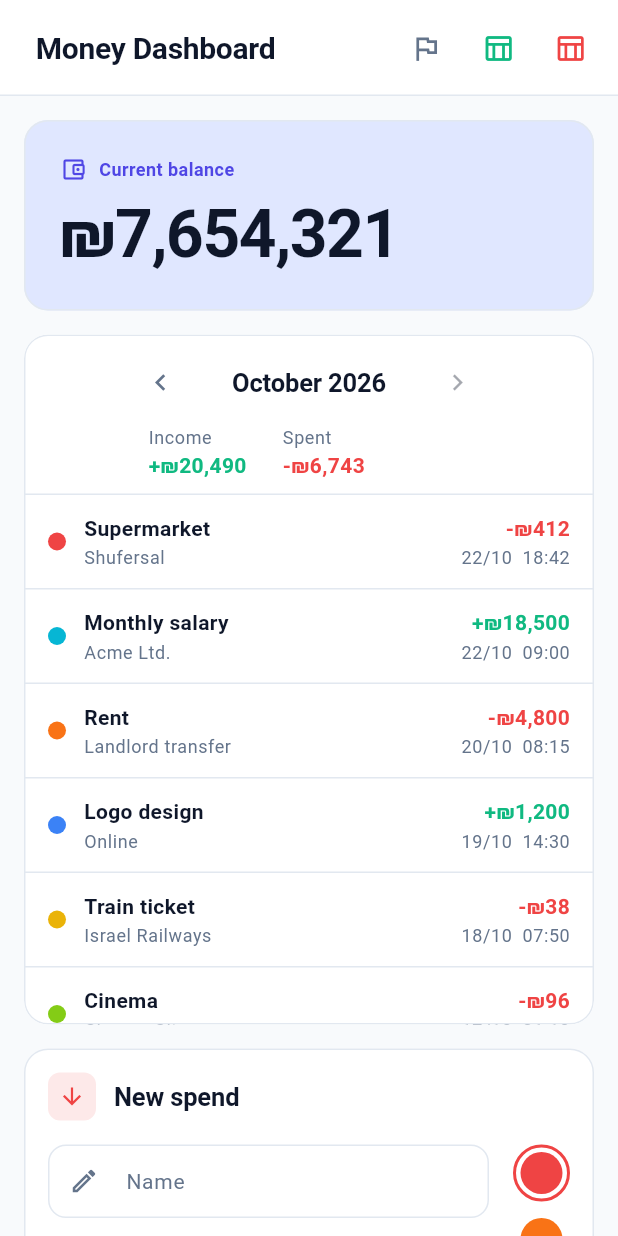
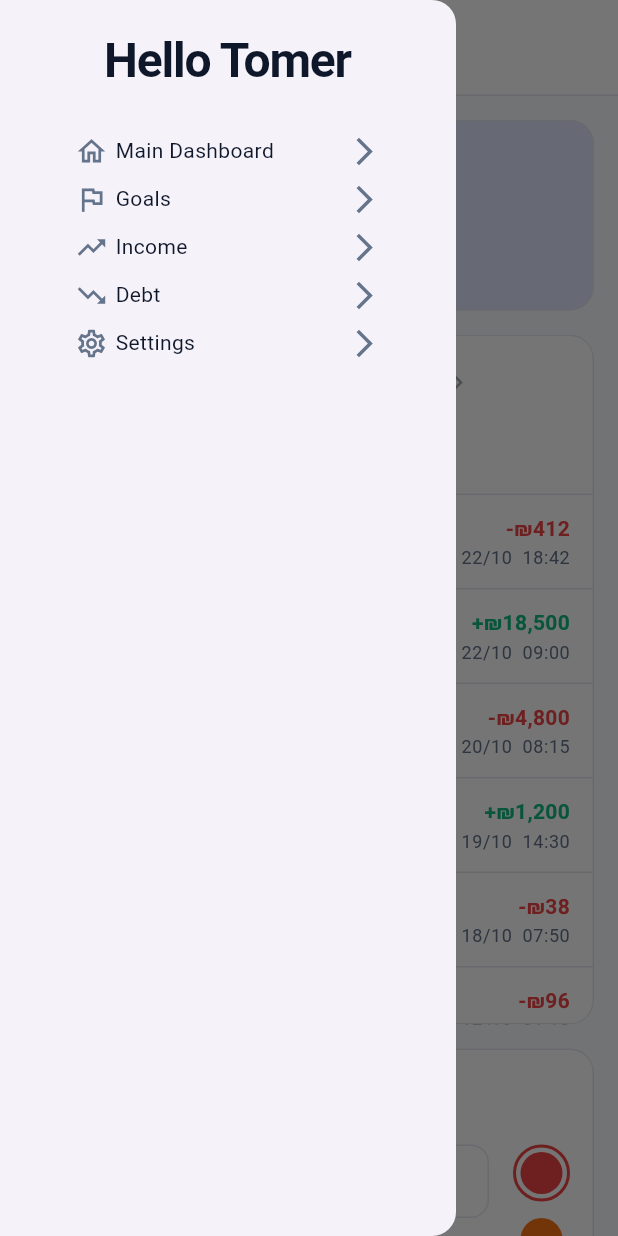
Before and after one commit to Tomer-3431/money_dashboard, a Flutter app: the screen it shows after launch, with the side drawer open (before the commit the screen has no drawer), on a phone screen of 412 x 824 dp. Run offline on Flutter 3.47's test engine with Material 3 defaults, Android fonts, the phone set to English and light mode, and no system bars; our stand-ins replace month_picker_dialog.

Commit message:
add sidebar

```diff
--- a/lib/entries/entries_table_screen.dart
+++ b/lib/entries/entries_table_screen.dart
@@ -7,6 +7,7 @@ import 'package:money_dashboard/home/widgets/transaction_details_dialog.dart';
 import 'package:money_dashboard/home/widgets/type_dot.dart';
 import 'package:money_dashboard/model/entry_type.dart';
 import 'package:money_dashboard/model/ledger_entry.dart';
+import 'package:money_dashboard/widgets/sidebar.dart';
 import 'package:month_picker_dialog/month_picker_dialog.dart';
 
 enum _SortColumn { name, description, location, date, amount }
@@ -146,6 +147,7 @@ class _EntriesTableScreenState extends State<EntriesTableScreen> {
 
     return Scaffold(
       appBar: AppBar(title: Text(widget.isIncome ? 'Income' : 'Spend')),
+      drawer: Sidebar(),
       body: SafeArea(
         child: LayoutBuilder(
           builder: (context, constraints) {
--- a/lib/goals/goals_container.dart
+++ b/lib/goals/goals_container.dart
@@ -6,6 +6,7 @@ import 'package:money_dashboard/goals/widgets/goal_gauge.dart';
 import 'package:money_dashboard/goals/widgets/goals_list.dart';
 import 'package:money_dashboard/home/mock_data.dart';
 import 'package:money_dashboard/model/goal.dart';
+import 'package:money_dashboard/widgets/sidebar.dart';
 
 class GoalsContainer extends StatefulWidget {
   const GoalsContainer({super.key});
@@ -87,6 +88,7 @@ class GoalsContainerState extends State<GoalsContainer> {
 
     return Scaffold(
       appBar: AppBar(title: const Text('Money Dashboard')),
+      drawer: Sidebar(),
       body: SafeArea(
         child: LayoutBuilder(
           builder: (context, constraints) {
--- a/lib/home/home_container.dart
+++ b/lib/home/home_container.dart
@@ -1,11 +1,10 @@
 import 'package:flutter/material.dart';
 import 'package:money_dashboard/design/theme_constants.dart';
-import 'package:money_dashboard/entries/entries_table_screen.dart';
-import 'package:money_dashboard/goals/goals_container.dart';
 import 'package:money_dashboard/home/mock_data.dart';
 import 'package:money_dashboard/home/widgets/balance_card.dart';
 import 'package:money_dashboard/home/widgets/entry_form.dart';
 import 'package:money_dashboard/home/widgets/transactions_panel.dart';
+import 'package:money_dashboard/widgets/sidebar.dart';
 
 class HomeContainer extends StatefulWidget {
   const HomeContainer({super.key});
@@ -21,43 +20,14 @@ class HomeContainerState extends State<HomeContainer> {
   /// Fixed width of the forms column in the wide layout.
   static const double _formsWidth = 440;
 
-  void _openGoals() => Navigator.of(context).push(
-        MaterialPageRoute<void>(builder: (_) => const GoalsContainer()),
-      );
-
-  void _openIncomesEntries() => Navigator.of(context).push(
-    MaterialPageRoute(builder: (_) => EntriesTableScreen(isIncome: true, entries: kMockEntries)),
-  );
-
-  void _openDebtEntries() => Navigator.of(context).push(
-    MaterialPageRoute(builder: (_) => EntriesTableScreen(isIncome: false, entries: kMockEntries)),
-  );
-
   @override
   Widget build(BuildContext context) {
 
     return Scaffold(
         appBar: AppBar(
           title: const Text('Money Dashboard'),
-          actions: [
-            IconButton(
-              tooltip: 'Goals',
-              icon: const Icon(Icons.flag_outlined),
-              onPressed: _openGoals,
-            ),
-            IconButton(
-              tooltip: 'Income',
-              icon: Icon(Icons.table_chart_outlined, color: context.colors.income),
-              onPressed: _openIncomesEntries,
-            ),
-            IconButton(
-              tooltip: 'Debt',
-              icon: Icon(Icons.table_chart_outlined, color: context.colors.expense),
-              onPressed: _openDebtEntries,
-            ),
-            const SizedBox(width: AppSpacing.sm),
-          ],
         ),
+        drawer: Sidebar(),
         body: SafeArea(
           child: LayoutBuilder(
             builder: (context, constraints) =>
--- /dev/null
+++ b/lib/widgets/sidebar.dart
@@ -0,0 +1,89 @@
+import 'package:flutter/material.dart';
+import 'package:money_dashboard/entries/entries_table_screen.dart';
+import 'package:money_dashboard/goals/goals_container.dart';
+import 'package:money_dashboard/home/home_container.dart';
+import 'package:money_dashboard/home/mock_data.dart';
+
+class Sidebar extends StatefulWidget {
+  const Sidebar({super.key});
+
+  @override
+  State<Sidebar> createState() => _SidebarState();
+}
+
+class _SidebarState extends State<Sidebar> {
+  @override
+  Widget build(BuildContext context) {
+    return Drawer(
+      elevation: 8,
+      child: Container(
+        padding: EdgeInsets.symmetric(vertical: 20, horizontal: 50),
+        child: Column(
+          mainAxisAlignment: MainAxisAlignment.start,
+          mainAxisSize: MainAxisSize.min,
+          spacing: 10,
+          children: [
+            Text.rich(
+              TextSpan(
+                children: [
+                  TextSpan(
+                    text: 'Hello Tomer',
+                    style: TextTheme.of(context).headlineLarge,
+                  ),
+                ],
+              ),
+            ),
+            SizedBox(height: 10),
+            _navRow(
+              icon: Icons.home_outlined,
+              label: 'Main Dashboard',
+              destination: HomeContainer(),
+            ),
+            _navRow(
+              icon: Icons.flag_outlined,
+              label: 'Goals',
+              destination: GoalsContainer()
+            ),
+            _navRow(
+              icon: Icons.trending_up_outlined,
+              label: 'Income',
+              destination: EntriesTableScreen(isIncome: true, entries: kMockEntries)
+            ),
+            _navRow(
+              icon: Icons.trending_down_outlined,
+              label: 'Debt',
+              destination: EntriesTableScreen(isIncome: false, entries: kMockEntries)
+            ),
+            _navRow(
+              icon: Icons.settings_outlined,
+              label: 'Settings',
+              destination: Container()
+            ),
+          ],
+        ),
+      ),
+    );
+  }
+
+  Widget _navRow({
+    required IconData icon,
+    required String label,
+    required Widget destination,
+  }) => GestureDetector(
+    onTap: () =>
+        Navigator.pushReplacement(context, MaterialPageRoute(builder: (_) => destination)),
+    child: Row(
+      spacing: 5,
+      children: [
+        Icon(icon),
+        Text(label),
+        Expanded(
+          child: Row(
+            mainAxisAlignment: .end,
+            children: [Icon(Icons.arrow_forward_ios)],
+          ),
+        ),
+      ],
+    ),
+  );
+}
```
